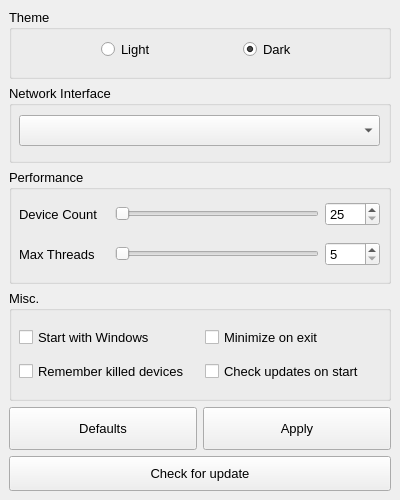
The window that exe/ui_settings.ui (zubcats/ArpCut-main-updated) describes before a commit, drawn with Qt 5.
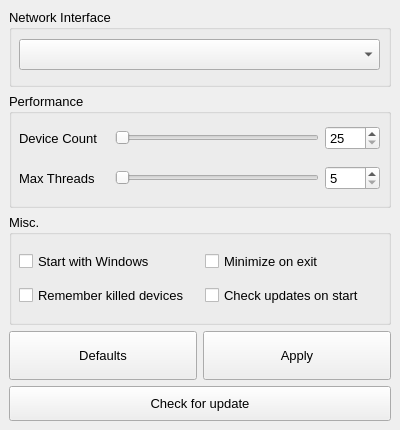
The same window after the commit.

The edit to the form file:
```diff
--- a/exe/ui_settings.ui
+++ b/exe/ui_settings.ui
@@ -8,19 +8,19 @@
     <x>0</x>
     <y>0</y>
     <width>400</width>
-    <height>500</height>
+    <height>430</height>
    </rect>
   </property>
   <property name="minimumSize">
    <size>
     <width>400</width>
-    <height>500</height>
+    <height>430</height>
    </size>
   </property>
   <property name="maximumSize">
    <size>
     <width>400</width>
-    <height>510</height>
+    <height>440</height>
    </size>
   </property>
   <property name="windowTitle">
@@ -51,7 +51,7 @@
       <property name="spacing">
        <number>6</number>
       </property>
-      <item row="3" column="0" colspan="4">
+      <item row="2" column="0" colspan="4">
        <widget class="QGroupBox" name="groupBox_3">
         <property name="sizePolicy">
          <sizepolicy hsizetype="Minimum" vsizetype="Fixed">
@@ -144,7 +144,7 @@
         </widget>
        </widget>
       </item>
-      <item row="5" column="0" colspan="4">
+      <item row="4" column="0" colspan="4">
        <widget class="QPushButton" name="btnUpdate">
         <property name="sizePolicy">
          <sizepolicy hsizetype="Preferred" vsizetype="Fixed">
@@ -168,82 +168,7 @@
         </property>
        </widget>
       </item>
-      <item row="0" column="0" colspan="4">
-       <widget class="QGroupBox" name="groupBox">
-        <property name="sizePolicy">
-         <sizepolicy hsizetype="Minimum" vsizetype="Fixed">
-          <horstretch>0</horstretch>
-          <verstretch>0</verstretch>
-         </sizepolicy>
-        </property>
-        <property name="minimumSize">
-         <size>
-          <width>0</width>
-          <height>70</height>
-         </size>
-        </property>
-        <property name="font">
-         <font>
-          <pointsize>10</pointsize>
-         </font>
-        </property>
-        <property name="title">
-         <string>Theme</string>
-        </property>
-        <widget class="QWidget" name="horizontalLayoutWidget">
-         <property name="geometry">
-          <rect>
-           <x>10</x>
-           <y>30</y>
-           <width>361</width>
-           <height>21</height>
-          </rect>
-         </property>
-         <layout class="QHBoxLayout" name="horizontalLayout_2">
-          <item>
-           <widget class="QRadioButton" name="rdbLight">
-            <property name="sizePolicy">
-             <sizepolicy hsizetype="Fixed" vsizetype="Fixed">
-              <horstretch>0</horstretch>
-              <verstretch>0</verstretch>
-             </sizepolicy>
-            </property>
-            <property name="font">
-             <font>
-              <pointsize>10</pointsize>
-             </font>
-            </property>
-            <property name="text">
-             <string>Light</string>
-            </property>
-           </widget>
-          </item>
-          <item>
-           <widget class="QRadioButton" name="rdbDark">
-            <property name="sizePolicy">
-             <sizepolicy hsizetype="Fixed" vsizetype="Fixed">
-              <horstretch>0</horstretch>
-              <verstretch>0</verstretch>
-             </sizepolicy>
-            </property>
-            <property name="font">
-             <font>
-              <pointsize>10</pointsize>
-             </font>
-            </property>
-            <property name="text">
-             <string>Dark</string>
-            </property>
-            <property name="checked">
-             <bool>true</bool>
-            </property>
-           </widget>
-          </item>
-         </layout>
-        </widget>
-       </widget>
-      </item>
-      <item row="4" column="0" colspan="2">
+      <item row="3" column="0" colspan="2">
        <widget class="QPushButton" name="btnDefaults">
         <property name="sizePolicy">
          <sizepolicy hsizetype="Preferred" vsizetype="Preferred">
@@ -261,7 +186,7 @@
         </property>
        </widget>
       </item>
-      <item row="4" column="2" colspan="2">
+      <item row="3" column="2" colspan="2">
        <widget class="QPushButton" name="btnApply">
         <property name="sizePolicy">
          <sizepolicy hsizetype="Preferred" vsizetype="Preferred">
@@ -285,7 +210,7 @@
         </property>
        </widget>
       </item>
-      <item row="1" column="0" colspan="4">
+      <item row="0" column="0" colspan="4">
        <widget class="QGroupBox" name="groupBox_4">
         <property name="sizePolicy">
          <sizepolicy hsizetype="Minimum" vsizetype="Fixed">
@@ -342,7 +267,7 @@
         </widget>
        </widget>
       </item>
-      <item row="2" column="0" colspan="4">
+      <item row="1" column="0" colspan="4">
        <widget class="QGroupBox" name="groupBox_2">
         <property name="sizePolicy">
          <sizepolicy hsizetype="Minimum" vsizetype="Fixed">
```
